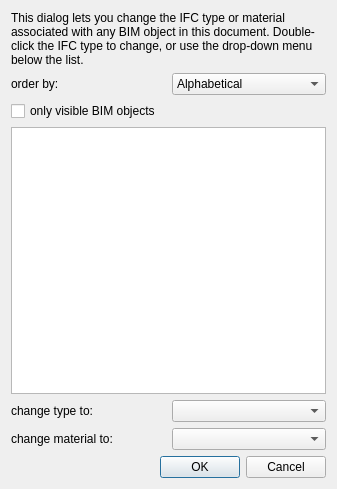
First picture: the form in dialogIfcElements.ui, repository yorikvanhavre/BIM_Workbench, before the edit.
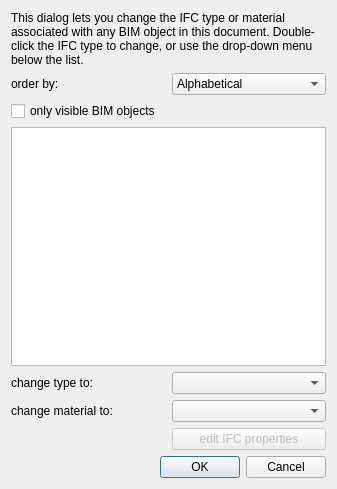
Second picture: the form after the edit. Icons and pictures are not drawn.

Commit message: Added hierarchy mode and button to edit IFC properties in IFC elements manager

What changed in the file:
```diff
--- a/dialogIfcElements.ui
+++ b/dialogIfcElements.ui
@@ -85,30 +85,36 @@
     </widget>
    </item>
    <item>
-    <layout class="QHBoxLayout" name="horizontalLayout_2">
-     <item>
+    <layout class="QGridLayout" name="gridLayout">
+     <item row="1" column="1">
+      <widget class="QComboBox" name="globalMaterial"/>
+     </item>
+     <item row="0" column="1">
+      <widget class="QComboBox" name="globalMode"/>
+     </item>
+     <item row="0" column="0">
       <widget class="QLabel" name="label_3">
        <property name="text">
         <string>change type to:</string>
        </property>
       </widget>
      </item>
-     <item>
-      <widget class="QComboBox" name="globalMode"/>
-     </item>
-    </layout>
-   </item>
-   <item>
-    <layout class="QHBoxLayout" name="horizontalLayout_3">
-     <item>
+     <item row="1" column="0">
       <widget class="QLabel" name="label_4">
        <property name="text">
         <string>change material to:</string>
        </property>
       </widget>
      </item>
-     <item>
-      <widget class="QComboBox" name="globalMaterial"/>
+     <item row="2" column="1">
+      <widget class="QPushButton" name="buttonEdit">
+       <property name="enabled">
+        <bool>false</bool>
+       </property>
+       <property name="text">
+        <string>edit IFC properties</string>
+       </property>
+      </widget>
      </item>
     </layout>
    </item>
```
Left out of the diff: 5 changed lines with no effect on the pictures. The commit also changes 1 other file.
